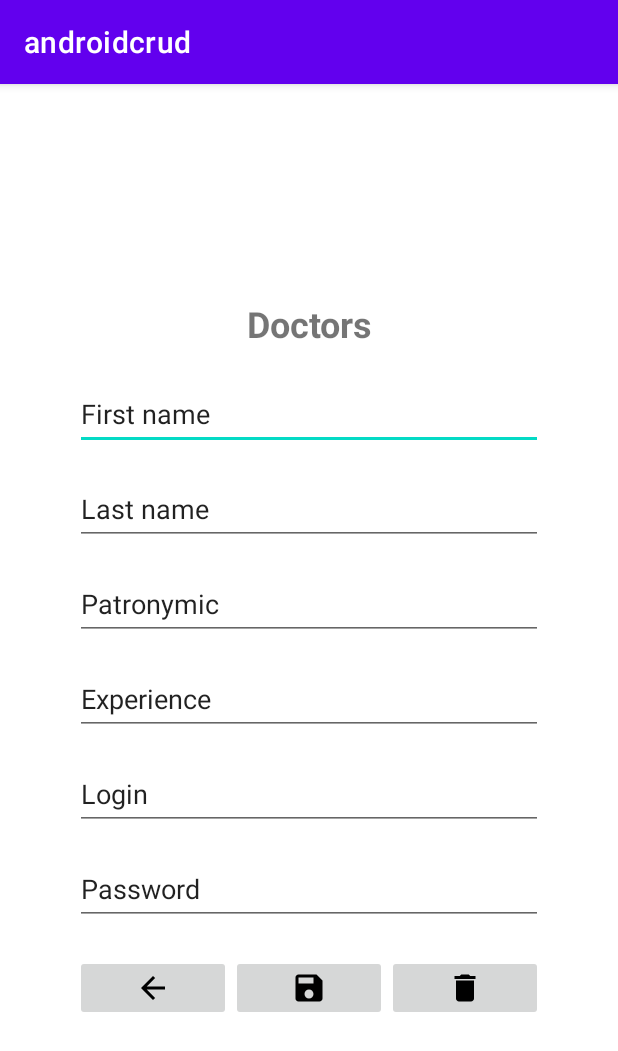
After one commit to Ismas2003/AndroidCRUD, an Android app: the DoctorsAeActivity screen opened directly, with no data from a screen before it, on a phone screen of 412 x 824 dp. The commit adds this screen. Shown: the top 1051 px of the screen. Run offline under Robolectric (Android 15) with nearby library versions, the phone set to English and light mode, and no system bars.

Commit message:
Wow!!! Amazing!!! It's very dangerous!!! Добавил переход на окно добавления/изменения/удаления и в него рабочую кнопку Back для возврата к activity_tables.xml

```diff
--- a/app/src/main/AndroidManifest.xml
+++ b/app/src/main/AndroidManifest.xml
@@ -27,6 +27,13 @@
                 <category android:name="android.intent.category.LAUNCHER" />
             </intent-filter>
         </activity>
+        <activity android:name=".addEditActivities.DoctorsAeActivity" android:exported="true">
+            <intent-filter>
+                <action android:name="android.intent.action.ALL_APPS" />
+
+                <category android:name="android.intent.category.LAUNCHER" />
+            </intent-filter>
+        </activity>
     </application>
 
 </manifest>
--- a/app/src/main/java/com/example/androidcrud/TablesActivity.java
+++ b/app/src/main/java/com/example/androidcrud/TablesActivity.java
@@ -17,6 +17,7 @@ import androidx.recyclerview.widget.SnapHelper;
 
 import com.example.androidcrud.adapters.DoctorsAdminAdapter;
 import com.example.androidcrud.adapters.DoctorsUserAdapter;
+import com.example.androidcrud.addEditActivities.DoctorsAeActivity;
 import com.example.androidcrud.tables.Doctors;
 
 import java.util.List;
@@ -26,11 +27,14 @@ public class TablesActivity extends AppCompatActivity {
     RecyclerView recyclerView;
     DoctorsAdminAdapter doctorsAdminAdapter;
     DoctorsUserAdapter doctorsUserAdapter;
+    View footer;
 
     @Override
     protected void onCreate(Bundle savedInstanceState) {
         super.onCreate(savedInstanceState);
         setContentView(R.layout.activity_tables);
+
+        footer = findViewById(R.id.footerLinearLayout);
 
         if (MainActivity.isAdmin) {
             setTitle("Admin");
@@ -54,6 +58,7 @@ public class TablesActivity extends AppCompatActivity {
         int id = item.getItemId();
         TextView noneTextView = findViewById(R.id.noneTextView);
         noneTextView.setVisibility(TextView.INVISIBLE);
+        footer.setVisibility(View.VISIBLE);
         switch(id){
             case R.id.doctorsMenuItem:
                 setTitle("Doctors");
@@ -105,8 +110,13 @@ public class TablesActivity extends AppCompatActivity {
         recyclerView.setAdapter(doctorsUserAdapter);
     }
 
-    public void onBackClick(View view) {
+    public void onBackToMainClick(View view) {
         Intent intent = new Intent(this, MainActivity.class);
         startActivity(intent);
     }
+
+    public void onAddClick(View view) {
+        Intent intent = new Intent(this, DoctorsAeActivity.class);
+        startActivity(intent);
+    }
 }
--- /dev/null
+++ b/app/src/main/java/com/example/androidcrud/addEditActivities/DoctorsAeActivity.java
@@ -0,0 +1,24 @@
+package com.example.androidcrud.addEditActivities;
+
+import android.content.Intent;
+import android.os.Bundle;
+import android.view.View;
+
+import androidx.appcompat.app.AppCompatActivity;
+
+import com.example.androidcrud.R;
+import com.example.androidcrud.TablesActivity;
+
+
+public class DoctorsAeActivity extends AppCompatActivity {
+    @Override
+    protected void onCreate(Bundle savedInstanceState) {
+        super.onCreate(savedInstanceState);
+        setContentView(R.layout.activity_doctors_ae);
+    }
+
+    public void onBackToTablesClick(View view) {
+        Intent intent = new Intent(this, TablesActivity.class);
+        startActivity(intent);
+    }
+}
--- a/app/src/main/res/drawable/ic_edit.xml
+++ /dev/null
@@ -1,5 +0,0 @@
-<vector android:height="24dp" android:tint="#000000"
-    android:viewportHeight="24" android:viewportWidth="24"
-    android:width="24dp" xmlns:android="http://schemas.android.com/apk/res/android">
-    <path android:fillColor="@android:color/white" android:pathData="M3,17.25V21h3.75L17.81,9.94l-3.75,-3.75L3,17.25zM20.71,7.04c0.39,-0.39 0.39,-1.02 0,-1.41l-2.34,-2.34c-0.39,-0.39 -1.02,-0.39 -1.41,0l-1.83,1.83 3.75,3.75 1.83,-1.83z"/>
-</vector>
--- /dev/null
+++ b/app/src/main/res/drawable/ic_save.xml
@@ -0,0 +1,5 @@
+<vector android:height="24dp" android:tint="#000000"
+    android:viewportHeight="24" android:viewportWidth="24"
+    android:width="24dp" xmlns:android="http://schemas.android.com/apk/res/android">
+    <path android:fillColor="@android:color/white" android:pathData="M17,3L5,3c-1.11,0 -2,0.9 -2,2v14c0,1.1 0.89,2 2,2h14c1.1,0 2,-0.9 2,-2L21,7l-4,-4zM12,19c-1.66,0 -3,-1.34 -3,-3s1.34,-3 3,-3 3,1.34 3,3 -1.34,3 -3,3zM15,9L5,9L5,5h10v4z"/>
+</vector>
--- /dev/null
+++ b/app/src/main/res/layout/activity_doctors_ae.xml
@@ -0,0 +1,117 @@
+<?xml version="1.0" encoding="utf-8"?>
+<androidx.constraintlayout.widget.ConstraintLayout xmlns:android="http://schemas.android.com/apk/res/android"
+    xmlns:app="http://schemas.android.com/apk/res-auto"
+    xmlns:tools="http://schemas.android.com/tools"
+    android:layout_width="match_parent"
+    android:layout_height="match_parent"
+    tools:context=".addEditActivities.DoctorsAeActivity">
+
+    <LinearLayout
+        android:layout_width="match_parent"
+        android:layout_height="wrap_content"
+        android:orientation="vertical"
+        android:paddingHorizontal="50dp"
+        app:layout_constraintBottom_toBottomOf="parent"
+        app:layout_constraintEnd_toEndOf="parent"
+        app:layout_constraintStart_toStartOf="parent"
+        app:layout_constraintTop_toTopOf="parent">
+
+        <TextView
+            android:id="@+id/textView"
+            android:layout_width="match_parent"
+            android:layout_height="wrap_content"
+            android:layout_marginBottom="20dp"
+            android:text="Doctors"
+            android:textAlignment="center"
+            android:textSize="24sp"
+            android:textStyle="bold" />
+
+        <EditText
+            android:id="@+id/input_first_name"
+            android:layout_width="match_parent"
+            android:layout_height="wrap_content"
+            android:layout_marginBottom="15dp"
+            android:ems="10"
+            android:inputType="textPersonName"
+            android:minHeight="48dp"
+            android:text="First name" />
+
+        <EditText
+            android:id="@+id/input_last_name"
+            android:layout_width="match_parent"
+            android:layout_height="wrap_content"
+            android:layout_marginBottom="15dp"
+            android:ems="10"
+            android:inputType="textPersonName"
+            android:minHeight="48dp"
+            android:text="Last name" />
+
+        <EditText
+            android:id="@+id/input_patronymic"
+            android:layout_width="match_parent"
+            android:layout_height="wrap_content"
+            android:layout_marginBottom="15dp"
+            android:ems="10"
+            android:inputType="textPersonName"
+            android:minHeight="48dp"
+            android:text="Patronymic" />
+
+        <EditText
+            android:id="@+id/input_experience"
+            android:layout_width="match_parent"
+            android:layout_height="wrap_content"
+            android:layout_marginBottom="15dp"
+            android:ems="10"
+            android:inputType="textPersonName"
+            android:minHeight="48dp"
+            android:text="Experience" />
+
+        <EditText
+            android:id="@+id/input_login"
+            android:layout_width="match_parent"
+            android:layout_height="wrap_content"
+            android:layout_marginBottom="15dp"
+            android:ems="10"
+            android:inputType="textPersonName"
+            android:minHeight="48dp"
+            android:text="Login" />
+
+        <EditText
+            android:id="@+id/input_password"
+            android:layout_width="match_parent"
+            android:layout_height="wrap_content"
+            android:layout_marginBottom="20dp"
+            android:ems="10"
+            android:inputType="textPersonName"
+            android:minHeight="48dp"
+            android:text="Password" />
+
+        <LinearLayout
+            android:layout_width="match_parent"
+            android:layout_height="wrap_content"
+            android:orientation="horizontal">
+
+            <ImageButton
+                android:id="@+id/imageButton2"
+                android:layout_width="wrap_content"
+                android:layout_height="wrap_content"
+                android:layout_weight="1"
+                android:onClick="onBackToTablesClick"
+                app:srcCompat="@drawable/ic_back" />
+
+            <ImageButton
+                android:id="@+id/imageButton3"
+                android:layout_width="wrap_content"
+                android:layout_height="wrap_content"
+                android:layout_weight="1"
+                app:srcCompat="@drawable/ic_save" />
+
+            <ImageButton
+                android:id="@+id/imageButton4"
+                android:layout_width="wrap_content"
+                android:layout_height="wrap_content"
+                android:layout_weight="1"
+                app:srcCompat="@drawable/ic_delete" />
+        </LinearLayout>
+    </LinearLayout>
+</androidx.constraintlayout.widget.ConstraintLayout>
--- a/app/src/main/res/layout/activity_tables.xml
+++ b/app/src/main/res/layout/activity_tables.xml
@@ -10,39 +10,41 @@
         android:id="@+id/recycler_view"
         android:layout_width="match_parent"
         android:layout_height="wrap_content"
-        app:layout_constraintBottom_toTopOf="@+id/linearLayout"
+        app:layout_constraintBottom_toTopOf="@+id/footerLinearLayout"
         app:layout_constraintEnd_toEndOf="parent"
         app:layout_constraintStart_toStartOf="parent"
         app:layout_constraintTop_toTopOf="parent" />
 
     <LinearLayout
-        android:id="@+id/linearLayout"
+        android:id="@+id/footerLinearLayout"
         android:layout_width="match_parent"
         android:layout_height="wrap_content"
         android:layout_marginHorizontal="20dp"
         android:orientation="horizontal"
+        android:visibility="invisible"
         app:layout_constraintBottom_toBottomOf="parent"
         app:layout_constraintEnd_toEndOf="parent"
         app:layout_constraintHorizontal_bias="0.0"
         app:layout_constraintStart_toStartOf="parent">
 
         <Button
-            android:id="@+id/button2"
+            android:id="@+id/btn_back"
             android:layout_width="wrap_content"
             android:layout_height="wrap_content"
             android:layout_marginLeft="5dp"
             android:layout_marginRight="5dp"
             android:layout_weight="1"
-            android:onClick="onBackClick"
-            android:text="Back" />
-        app:icon="@drawable/ic_back" />
+            android:onClick="onBackToMainClick"
+            android:text="Back"
+            app:icon="@drawable/ic_back" />
 
         <Button
-            android:id="@+id/button"
+            android:id="@+id/btn_add"
             android:layout_width="wrap_content"
             android:layout_height="wrap_content"
             android:layout_marginRight="5dp"
             android:layout_weight="1"
+            android:onClick="onAddClick"
             android:text="Add"
             app:icon="@drawable/ic_add" />
 
```
